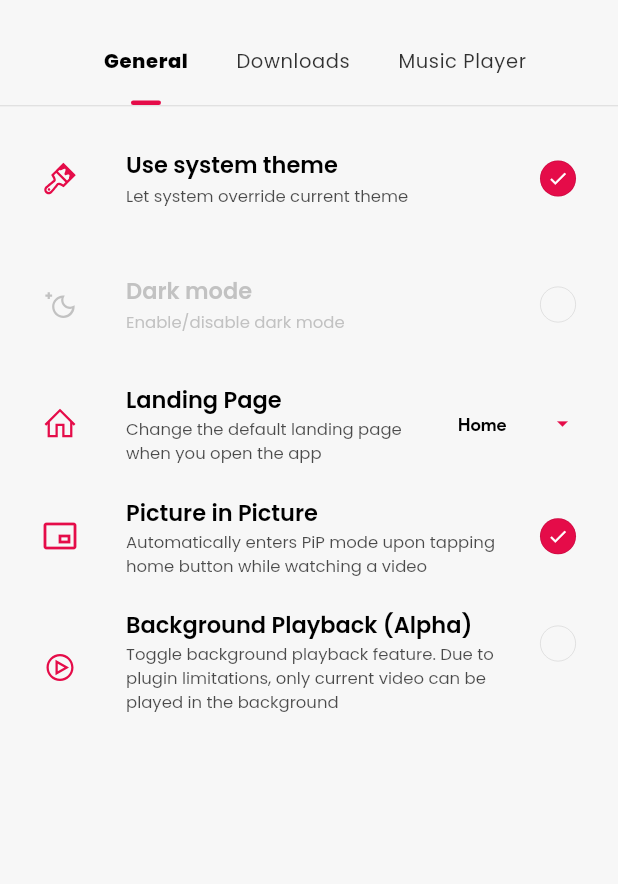
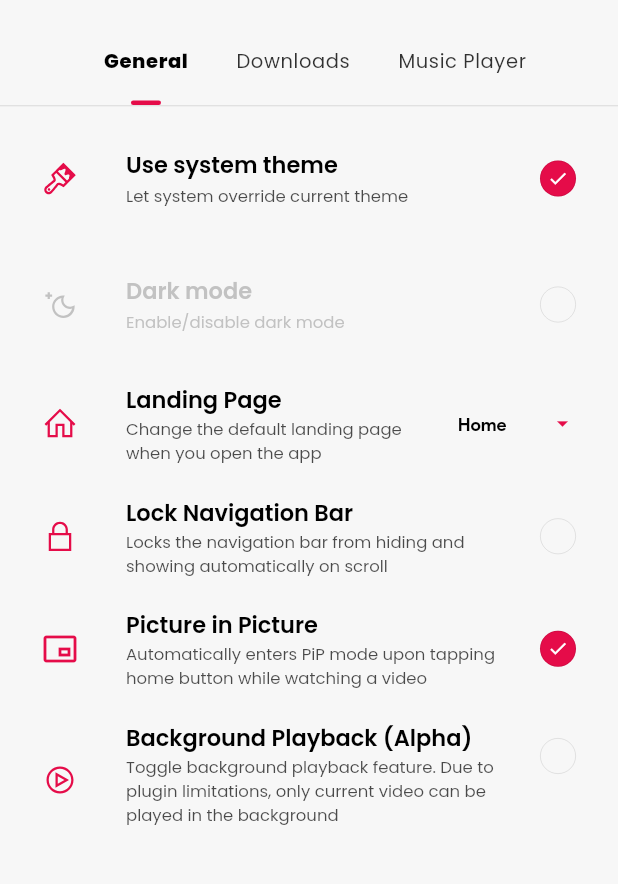
Before and after one commit to SongTube/-DEPRECATED-SongTube-New, a Flutter app: the ConfigurationScreen screen opened directly, on a phone screen of 412 x 824 dp, the part 63-947 px from its top. Run offline on Flutter 3.47's test engine with Material 2 defaults, Android fonts, the phone set to English and light mode, and no system bars; drawn by our look-alikes of dynamic_color, roundcheckbox; our stand-ins replace audio_service, cached_network_image, device_info_plus, eva_icons_flutter, file_picker, flutter_bounce and 17 more; missing offline and left inert: android_path_provider, audio_tagger, flutter_audio_query, flutter_ffmpeg, flutter_pip, flutter_share and 4 more; accounts and stored records are empty; statements that could not run were skipped.

Commit message:
Add setting to lock navigation bar from hiding

```diff
--- a/lib/providers/app_settings.dart
+++ b/lib/providers/app_settings.dart
@@ -38,6 +38,9 @@ const lastVideoQualityKey = 'lastVideoQuality';
 
 // Enable Material You Colors
 const enableMaterialYouColorsKey = 'enableMaterialYouColors';
+
+// Lock Navigation Bar from hiding
+const lockNavigationBarKey = 'lockNavigationBar';
 
 class AppSettings extends ChangeNotifier {
 
@@ -171,4 +174,10 @@ class AppSettings extends ChangeNotifier {
     notifyListeners();
   }
 
+  // Lock Bottom Navigation Bar so it doesnt hides on scroll
+  static bool get lockNavigationBar => sharedPreferences.getBool('lockNavigationBar') ?? false;
+  static set lockNavigationBar(bool value) {
+    sharedPreferences.setBool(lockNavigationBarKey, value);
+  }
+
 }
--- a/lib/screens/settings/general_settings.dart
+++ b/lib/screens/settings/general_settings.dart
@@ -98,6 +98,18 @@ class _GeneralSettingsState extends State<GeneralSettings> {
             );
           })
         ),
+        // Lock Navigation Bar so it doesnt hide
+        const SizedBox(height: 12),
+        SettingTileCheckbox(
+          title: 'Lock Navigation Bar',
+          subtitle: 'Locks the navigation bar from hiding and showing automatically on scroll',
+          leadingIcon: LineIcons.lock,
+          value: AppSettings.lockNavigationBar,
+          onChange: (value) {
+            AppSettings.lockNavigationBar = value;
+            setState(() {});
+          }
+        ),
         // Automatic Picture-in-Picture mode
         const SizedBox(height: 12),
         SettingTileCheckbox(
--- a/lib/ui/components/fancy_scaffold.dart
+++ b/lib/ui/components/fancy_scaffold.dart
@@ -9,6 +9,7 @@ import 'package:ionicons/ionicons.dart';
 import 'package:provider/provider.dart';
 import 'package:songtube/internal/global.dart';
 import 'package:songtube/main.dart';
+import 'package:songtube/providers/app_settings.dart';
 import 'package:songtube/providers/content_provider.dart';
 import 'package:songtube/providers/ui_provider.dart';
 import 'package:songtube/ui/animations/show_up.dart';
@@ -228,7 +229,7 @@ class FancyScaffoldState extends State<FancyScaffold> with TickerProviderStateMi
               ],
             );
           },
-          child: Listener(
+          child: AppSettings.lockNavigationBar ? mainChild! : Listener(
             onPointerUp: (_) {
               pixelsScrolled = 0;
               if (navigationBarAnimationController.value > 0.5) {
```
